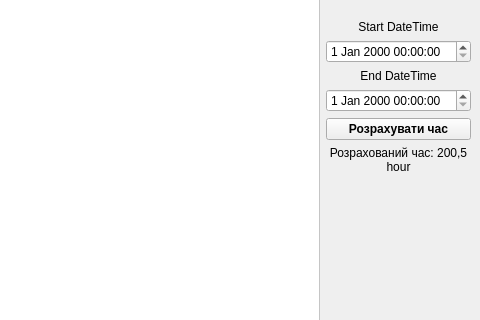
First picture: the form in src/forms/main_window.ui, repository OleksandrFURHALIUK/HackZ, before the edit; both pictures show x 723 to 1203 and y 275 to 595 of the 1203 by 795 pixel window.
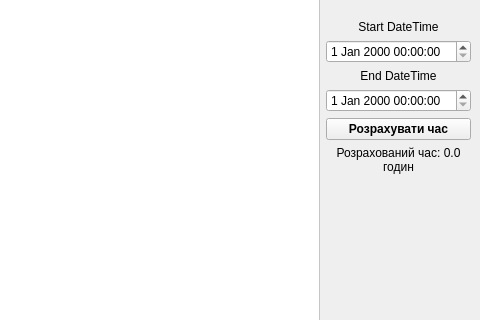
Second picture: the form after the edit. Icons and pictures are not drawn.

Commit message: fix calculate attendance

Patch:
```diff
--- a/src/forms/main_window.ui
+++ b/src/forms/main_window.ui
@@ -391,7 +391,7 @@
         <item row="10" column="0">
          <widget class="QLabel" name="lbl_attendance_time">
           <property name="text">
-           <string>Розрахований час: 200,5 hour</string>
+           <string>Розрахований час: 0.0 годин</string>
           </property>
           <property name="textFormat">
            <enum>Qt::MarkdownText</enum>
```
The commit also changes 2 other files.
